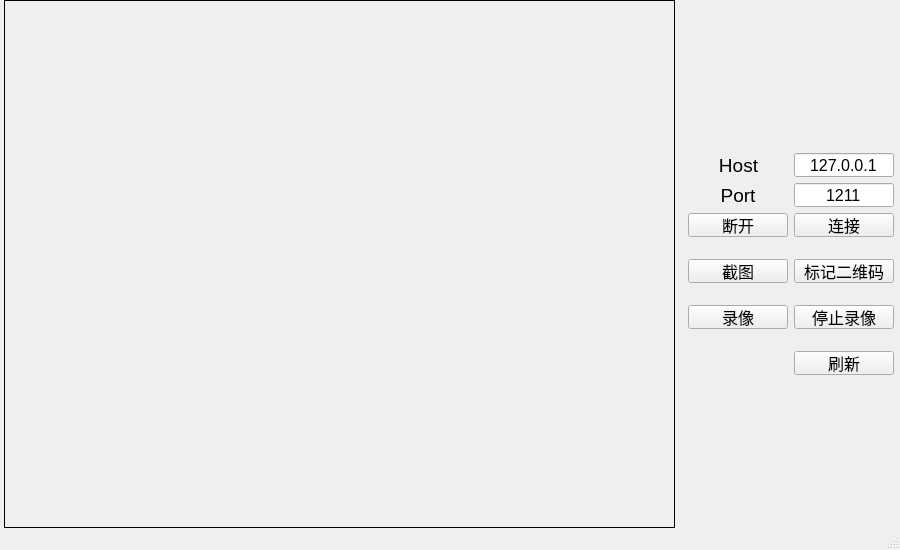
Qt form mainwindow.ui (chen6556/RemoteCamera) before a commit.
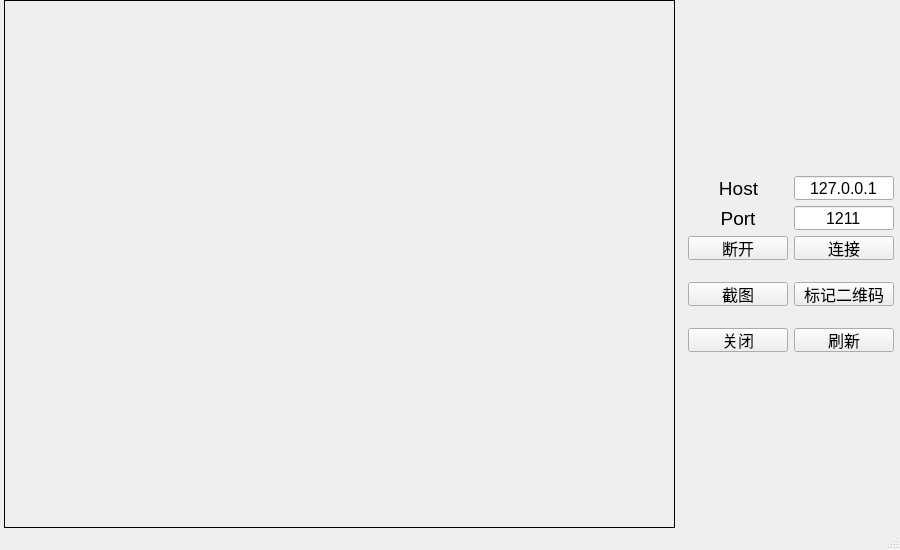
The same form after that commit.

Diff of the .ui file:
```diff
--- a/mainwindow.ui
+++ b/mainwindow.ui
@@ -394,83 +394,7 @@
           </property>
          </spacer>
         </item>
-        <item row="6" column="0">
-         <widget class="QPushButton" name="recordButton">
-          <property name="sizePolicy">
-           <sizepolicy hsizetype="Preferred" vsizetype="Preferred">
-            <horstretch>0</horstretch>
-            <verstretch>0</verstretch>
-           </sizepolicy>
-          </property>
-          <property name="minimumSize">
-           <size>
-            <width>100</width>
-            <height>24</height>
-           </size>
-          </property>
-          <property name="maximumSize">
-           <size>
-            <width>100</width>
-            <height>24</height>
-           </size>
-          </property>
-          <property name="font">
-           <font>
-            <pointsize>12</pointsize>
-           </font>
-          </property>
-          <property name="text">
-           <string>录像</string>
-          </property>
-         </widget>
-        </item>
         <item row="6" column="1">
-         <widget class="QPushButton" name="stopRecordButton">
-          <property name="sizePolicy">
-           <sizepolicy hsizetype="Preferred" vsizetype="Preferred">
-            <horstretch>0</horstretch>
-            <verstretch>0</verstretch>
-           </sizepolicy>
-          </property>
-          <property name="minimumSize">
-           <size>
-            <width>100</width>
-            <height>24</height>
-           </size>
-          </property>
-          <property name="maximumSize">
-           <size>
-            <width>100</width>
-            <height>24</height>
-           </size>
-          </property>
-          <property name="font">
-           <font>
-            <pointsize>12</pointsize>
-           </font>
-          </property>
-          <property name="text">
-           <string>停止录像</string>
-          </property>
-         </widget>
-        </item>
-        <item row="7" column="0">
-         <spacer name="verticalSpacer_3">
-          <property name="orientation">
-           <enum>Qt::Vertical</enum>
-          </property>
-          <property name="sizeType">
-           <enum>QSizePolicy::Fixed</enum>
-          </property>
-          <property name="sizeHint" stdset="0">
-           <size>
-            <width>20</width>
-            <height>10</height>
-           </size>
-          </property>
-         </spacer>
-        </item>
-        <item row="8" column="1">
          <widget class="QPushButton" name="refreshButton">
           <property name="sizePolicy">
            <sizepolicy hsizetype="Preferred" vsizetype="Preferred">
@@ -500,6 +424,36 @@
           </property>
          </widget>
         </item>
+        <item row="6" column="0">
+         <widget class="QPushButton" name="closeAllButton">
+          <property name="sizePolicy">
+           <sizepolicy hsizetype="Fixed" vsizetype="Fixed">
+            <horstretch>0</horstretch>
+            <verstretch>0</verstretch>
+           </sizepolicy>
+          </property>
+          <property name="minimumSize">
+           <size>
+            <width>100</width>
+            <height>24</height>
+           </size>
+          </property>
+          <property name="maximumSize">
+           <size>
+            <width>100</width>
+            <height>24</height>
+           </size>
+          </property>
+          <property name="font">
+           <font>
+            <pointsize>12</pointsize>
+           </font>
+          </property>
+          <property name="text">
+           <string>关闭</string>
+          </property>
+         </widget>
+        </item>
        </layout>
       </item>
      </layout>
```
Left out of the diff: 58 changed lines with no effect on the pictures.
